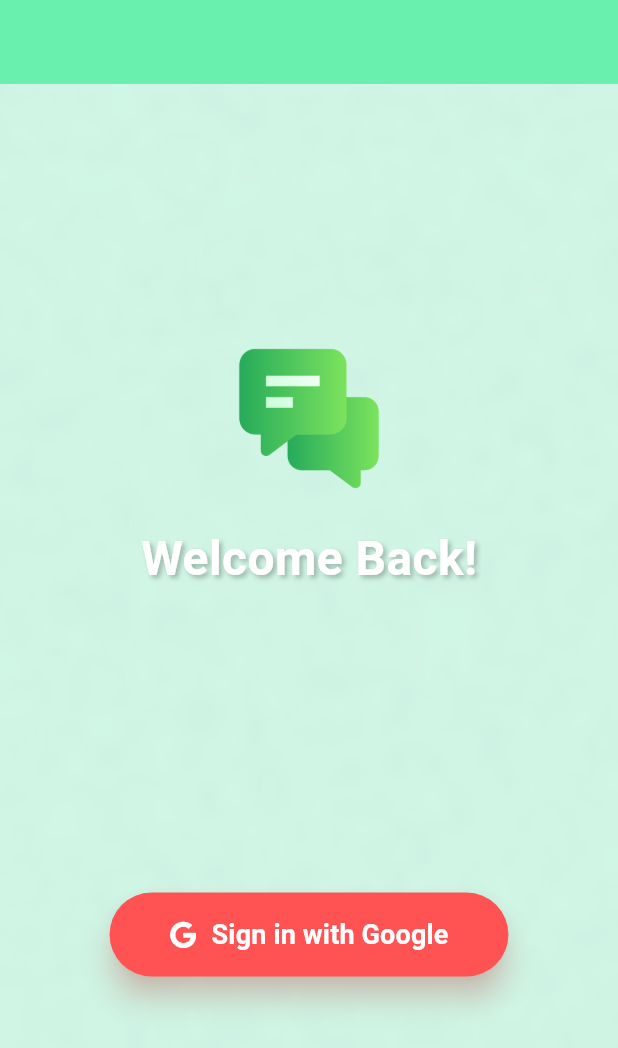
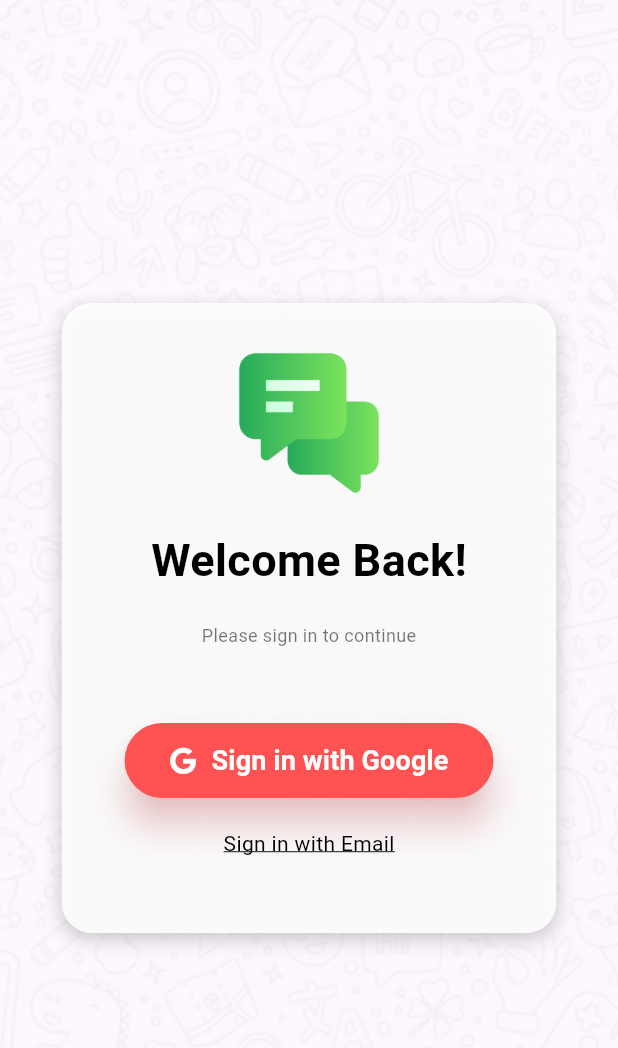
Before and after one commit to raohamza721/chat_app_magma, a Flutter app: the screen it shows after launch, on a phone screen of 412 x 824 dp. Shown: the top 1048 px of the screen. Run offline on Flutter 3.47's test engine with Material 3 defaults, Android fonts, the phone set to English and light mode, and no system bars; our stand-ins replace cloud_firestore, firebase_auth, firebase_core, firebase_storage, font_awesome_flutter, get and 2 more; accounts and stored records are empty.

Commit message:
image added

```diff
--- a/lib/screens/login_screen.dart
+++ b/lib/screens/login_screen.dart
@@ -1,4 +1,3 @@
-import 'dart:ui';
 import 'package:flutter/material.dart';
 import 'package:font_awesome_flutter/font_awesome_flutter.dart';
 import 'package:get/get.dart';
@@ -12,42 +11,24 @@ class LoginScreen extends StatelessWidget {
   @override
   Widget build(BuildContext context) {
     return Scaffold(
-      appBar: AppBar(
-        elevation: 0,
-        backgroundColor: Colors.greenAccent[200],
-      ),
       body: Stack(
         children: [
-          // Background image with blur effect
-          Positioned.fill(child: Image.asset('assets/images/icons/imagechats.png',
-              fit: BoxFit.cover,
+          Positioned.fill(child: Image.asset('assets/images/icons/imagechats.png', fit: BoxFit.cover,),
           ),
+          Center(child: Container(width: MediaQuery.of(context).size.width * 0.8,
+              padding: const EdgeInsets.all(30.0),
+              decoration: BoxDecoration(
+                color: Colors.white.withOpacity(0.9), // White background with some transparency
+                borderRadius: BorderRadius.circular(20),
+                boxShadow: [BoxShadow(
+                    color: Colors.black.withOpacity(0.2),
+                    blurRadius: 10,
+                    offset: const Offset(0, 4),
                   ),
-          Positioned.fill(
-            child: BackdropFilter(
-              filter: ImageFilter.blur(sigmaX: 5.0, sigmaY: 5.0),
-              child: Container(color: Colors.greenAccent.withOpacity(0.3),
+                ],
               ),
-            ),
-          ),
-          // Gradient overlay
-          // Positioned.fill(
-          //   child: Container(
-          //     decoration: BoxDecoration(
-          //       gradient: LinearGradient(
-          //         colors: [Colors.black.withOpacity(0.5), Colors.transparent],
-          //         begin: Alignment.topCenter,
-          //         end: Alignment.bottomCenter,
-          //       ),
-          //     ),
-          //   ),
-          // ),
-          // Main content
-          Center(
-            child: Column(
-              mainAxisAlignment: MainAxisAlignment.center,
-              children: [
-                Column(
+              child: SingleChildScrollView(
+                child: Column(mainAxisAlignment: MainAxisAlignment.center,
                   children: [
                     SizedBox(
                       height: 100,
@@ -56,50 +37,41 @@ class LoginScreen extends StatelessWidget {
                     ),
                     const SizedBox(height: 20),
                     const Text('Welcome Back!', style: TextStyle(
-                        fontSize: 32,
+                        fontSize: 30,
                         fontWeight: FontWeight.bold,
-                        color: Colors.white,
-                        shadows: [
-                          Shadow(
-                            blurRadius: 4.0,
-                            color: Colors.black26,
-                            offset: Offset(2, 2),
-                          ),
-                        ],
+                        color: Colors.black, // Change to black for better contrast
                       ),
                     ),
-                  ],
+
+                    const SizedBox(height: 20),
+                    const Text('Please sign in to continue', style: TextStyle(
+                        fontSize: 12,
+                        color: Colors.black54,
                       ),
-                const SizedBox(height: 200),
+                    ),
+                    const SizedBox(height: 50),
                     Obx(() {
                       if (authController.isLoading.value) {
-                    return const CircularProgressIndicator(
-                      color: Colors.white,
-                    );
+                        return const CircularProgressIndicator(color: Colors.black,);
                       } else {
-                    return ElevatedButton(
-                      style: ElevatedButton.styleFrom(
+                        return ElevatedButton(style: ElevatedButton.styleFrom(
                             backgroundColor: Colors.redAccent,
-                        elevation: 8,
-                        padding: const EdgeInsets.symmetric(vertical: 15, horizontal: 40),
+                            elevation: 10,
+                            padding: const EdgeInsets.symmetric(vertical: 12, horizontal: 30),
                             shape: RoundedRectangleBorder(
                               borderRadius: BorderRadius.circular(30.0),
                             ),
                             shadowColor: Colors.redAccent.withOpacity(0.5),
                           ),
-                      onPressed: () {
-                        authController.signInWithGoogle();
-                      },
-                      child: const Row(
-                        mainAxisSize: MainAxisSize.min,
+                          onPressed: () {authController.signInWithGoogle();},
+                          child: const Row(mainAxisSize: MainAxisSize.min,
                             children: [
                               Icon(
                                 FontAwesomeIcons.google,
                                 color: Colors.white,
                               ),
                               SizedBox(width: 10),
-                          Text('Sign in with Google',
-                            style: TextStyle(
+                              Text('Sign in with Google', style: TextStyle(
                                   color: Colors.white,
                                   fontSize: 18,
                                   fontWeight: FontWeight.bold,
@@ -110,7 +82,21 @@ class LoginScreen extends StatelessWidget {
                         );
                       }
                     }),
+                    const SizedBox(height: 20),
+                    GestureDetector(
+                      onTap: () {
+                        // Navigate to email login screen
+                      }, child: const Text('Sign in with Email',
+                        style: TextStyle(
+                          color: Colors.black,
+                          decoration: TextDecoration.underline,
+                        ),
+                      ),
+                    ),
+                    const SizedBox(height: 20),
                   ],
+                ),
+              ),
             ),
           ),
         ],
```
Lines whose indentation alone changed are shown as unchanged.
